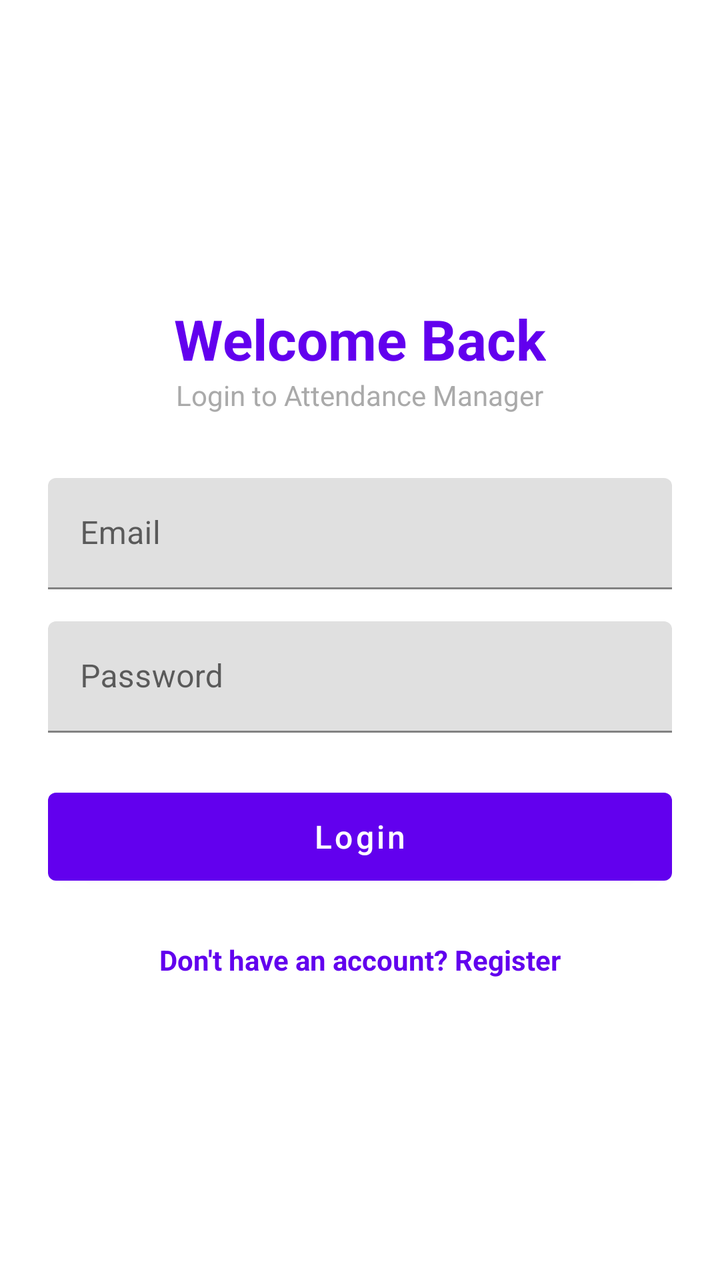
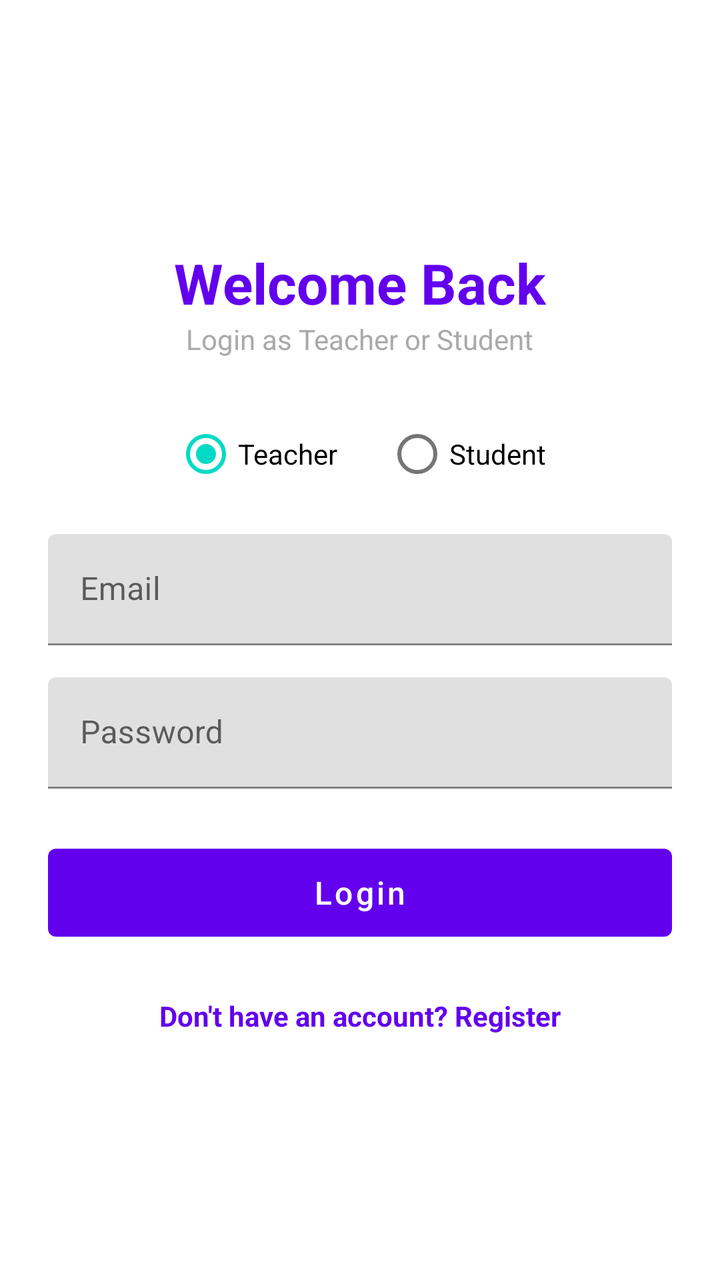

The first picture is an Android layout as it rendered before a commit; the second is the same layout after the commit. The layout source and the unified diff follow.
<!-- AndroidManifest.xml: activity theme Theme.Attendance_system -->
<!-- res/layout/activity_login.xml -->
<?xml version="1.0" encoding="utf-8"?>
<ScrollView xmlns:android="http://schemas.android.com/apk/res/android"
    android:layout_width="match_parent"
    android:layout_height="match_parent"
    android:fillViewport="true"
    android:padding="24dp">

    <LinearLayout
        android:layout_width="match_parent"
        android:layout_height="wrap_content"
        android:gravity="center"
        android:orientation="vertical">

        <TextView
            android:layout_width="wrap_content"
            android:layout_height="wrap_content"
            android:text="Welcome Back"
            android:textColor="@color/purple_500"
            android:textSize="28sp"
            android:textStyle="bold" />

        <TextView
            android:layout_width="wrap_content"
            android:layout_height="wrap_content"
            android:layout_marginBottom="32dp"
            android:text="Login to Attendance Manager"
            android:textColor="@android:color/darker_gray"
            android:textSize="14sp" />

        <com.google.android.material.textfield.TextInputLayout
            android:layout_width="match_parent"
            android:layout_height="wrap_content"
            android:layout_marginBottom="16dp">

            <com.google.android.material.textfield.TextInputEditText
                android:id="@+id/etEmail"
                android:layout_width="match_parent"
                android:layout_height="wrap_content"
                android:hint="@string/email"
                android:inputType="textEmailAddress" />

        </com.google.android.material.textfield.TextInputLayout>

        <com.google.android.material.textfield.TextInputLayout
            android:layout_width="match_parent"
            android:layout_height="wrap_content"
            android:layout_marginBottom="24dp">

            <com.google.android.material.textfield.TextInputEditText
                android:id="@+id/etPassword"
                android:layout_width="match_parent"
                android:layout_height="wrap_content"
                android:hint="@string/password"
                android:inputType="textPassword" />

        </com.google.android.material.textfield.TextInputLayout>

        <Button
            android:id="@+id/btnLogin"
            android:layout_width="match_parent"
            android:layout_height="56dp"
            android:text="@string/login"
            android:textAllCaps="false"
            android:textSize="16sp" />

        <TextView
            android:id="@+id/tvGoToRegister"
            android:layout_width="wrap_content"
            android:layout_height="wrap_content"
            android:layout_marginTop="24dp"
            android:text="Don't have an account? Register"
            android:textColor="@color/purple_500"
            android:textSize="14sp"
            android:textStyle="bold" />

    </LinearLayout>

</ScrollView>
<!-- resources referenced by this layout -->
<resources>
  <color name="purple_500">#FF6200EE</color>
  <string name="email">Email</string>
  <string name="login">Login</string>
  <string name="password">Password</string>
  <style name="Theme.Attendance_system" parent="Theme.MaterialComponents.Light.NoActionBar">
          <item name="colorPrimary">@color/purple_500</item>
          <item name="colorPrimaryVariant">@color/purple_700</item>
          <item name="colorOnPrimary">@color/white</item>
          <item name="colorSecondary">@color/teal_200</item>
      </style>
  <color name="purple_700">#FF3700B3</color>
  <color name="white">#FFFFFFFF</color>
  <color name="teal_200">#FF03DAC5</color>
</resources>

<!-- the commit's change to res/layout/activity_login.xml (unified diff, before → after) -->
@@ -22,10 +22,36 @@
         <TextView
             android:layout_width="wrap_content"
             android:layout_height="wrap_content"
-            android:layout_marginBottom="32dp"
-            android:text="Login to Attendance Manager"
+            android:layout_marginBottom="24dp"
+            android:text="Login as Teacher or Student"
             android:textColor="@android:color/darker_gray"
             android:textSize="14sp" />
+
+        <RadioGroup
+            android:id="@+id/rgLoginRole"
+            android:layout_width="match_parent"
+            android:layout_height="wrap_content"
+            android:layout_marginBottom="16dp"
+            android:gravity="center"
+            android:orientation="horizontal">
+
+            <RadioButton
+                android:id="@+id/rbLoginTeacher"
+                android:layout_width="wrap_content"
+                android:layout_height="wrap_content"
+                android:layout_marginEnd="24dp"
+                android:checked="true"
+                android:text="Teacher"
+                android:textColor="@color/black" />
+
+            <RadioButton
+                android:id="@+id/rbLoginStudent"
+                android:layout_width="wrap_content"
+                android:layout_height="wrap_content"
+                android:text="Student"
+                android:textColor="@color/black" />
+
+        </RadioGroup>
 
         <com.google.android.material.textfield.TextInputLayout
             android:layout_width="match_parent"
<!-- resource entries referenced after the edit -->
@@ -1,5 +1,6 @@
 <!-- resources referenced by this layout -->
 <resources>
+  <color name="black">#FF000000</color>
   <color name="purple_500">#FF6200EE</color>
   <string name="email">Email</string>
   <string name="login">Login</string>
